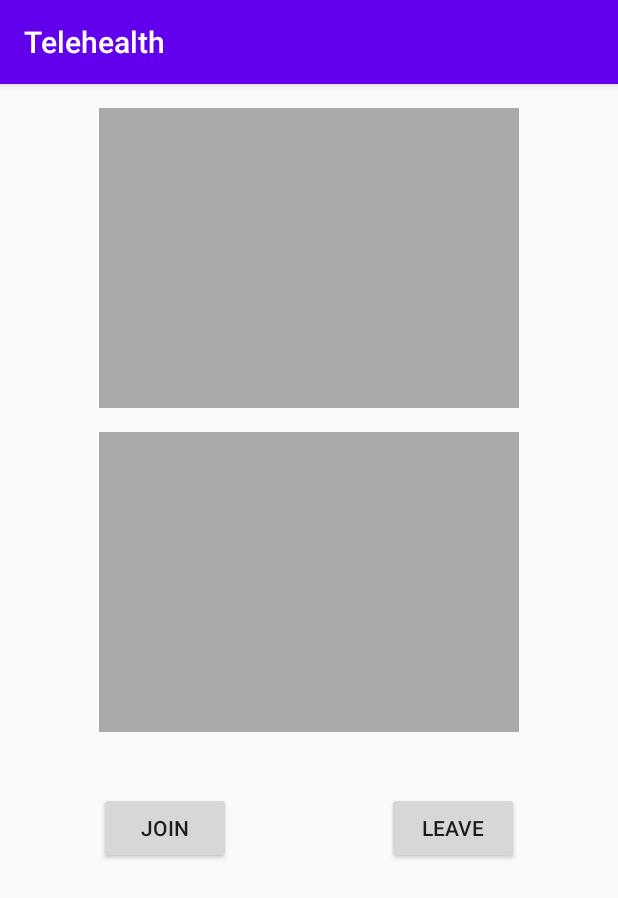
After one commit to ha-ung/telehealth, an Android app: the VideoCallActivity screen opened directly, with no data from a screen before it, on a phone screen of 412 x 824 dp. The commit adds this screen. Shown: the top 898 px of the screen. Run offline under Robolectric (Android 15) with nearby library versions, the phone set to English and light mode, and no system bars; libraries missing offline, so code that uses them is left out: io.agora.rtc2; 6 statements that could not run were skipped.

Commit message:
Added video call (real time)

```diff
--- a/app/build.gradle
+++ b/app/build.gradle
@@ -37,6 +37,7 @@ android {
 dependencies {
 
     implementation 'androidx.appcompat:appcompat:1.5.1'
+    implementation 'io.agora.rtc:full-sdk:4.0.1'
     implementation 'androidx.constraintlayout:constraintlayout:2.1.4'
     implementation 'com.google.android.material:material:1.7.0'
     implementation 'androidx.navigation:navigation-fragment:2.6.0-alpha02'
--- a/app/src/main/java/com/example/mobileproject/ChatboxDetailActivity.java
+++ b/app/src/main/java/com/example/mobileproject/ChatboxDetailActivity.java
@@ -62,7 +62,6 @@ public class ChatboxDetailActivity extends AppCompatActivity {
         recyclerView.scrollToPosition(messagesList.size() - 1);
         recyclerView.setAdapter(adapter);
         recyclerView.setLayoutManager(new LinearLayoutManager(this));
-
     }
 
     public void sendMessage(View view) {
--- a/app/src/main/java/com/example/mobileproject/PatientMessageFragment.java
+++ b/app/src/main/java/com/example/mobileproject/PatientMessageFragment.java
@@ -2,6 +2,7 @@ package com.example.mobileproject;
 
 import android.content.Context;
 import android.content.Intent;
+import android.net.Uri;
 import android.os.Bundle;
 
 import androidx.fragment.app.Fragment;
@@ -12,6 +13,7 @@ import android.util.Log;
 import android.view.LayoutInflater;
 import android.view.Menu;
 import android.view.MenuInflater;
+import android.view.MenuItem;
 import android.view.View;
 import android.view.ViewGroup;
 import android.view.inputmethod.InputMethodManager;
@@ -63,7 +65,6 @@ public class PatientMessageFragment extends Fragment implements View.OnClickList
     public void onViewCreated(View view, Bundle savedInstanceState) {
         TelehealthDatabase appDatabase = TelehealthDatabase.getDbInstance(getActivity());
         MessageDao messageDao = appDatabase.messageDao();
-
         UserDao userDao = appDatabase.userDao();
 
         Intent caseIdIntent = getActivity().getIntent();
--- /dev/null
+++ b/app/src/main/java/com/example/mobileproject/VideoCallActivity.java
@@ -0,0 +1,147 @@
+package com.example.mobileproject;
+
+import androidx.appcompat.app.AppCompatActivity;
+import androidx.core.app.ActivityCompat;
+import androidx.core.content.ContextCompat;
+
+import android.Manifest;
+import android.content.Intent;
+import android.content.pm.PackageManager;
+import android.os.Bundle;
+import android.util.Log;
+import android.view.SurfaceView;
+import android.view.View;
+import android.widget.FrameLayout;
+import android.widget.Toast;
+
+import io.agora.rtc2.ChannelMediaOptions;
+import io.agora.rtc2.Constants;
+import io.agora.rtc2.IAgoraEventHandler;
+import io.agora.rtc2.IRtcEngineEventHandler;
+import io.agora.rtc2.RtcEngine;
+import io.agora.rtc2.RtcEngineConfig;
+import io.agora.rtc2.video.VideoCanvas;
+
+public class VideoCallActivity extends AppCompatActivity {
+
+    private static final int PERMISSION_REQ_ID = 22;
+    private static final String[] REQUESTED_PERMISSIONS = {
+            Manifest.permission.RECORD_AUDIO,
+            Manifest.permission.CAMERA
+    };
+
+    private final String appId = "df34c4c8d249499e857523f59d85dbe6";
+    private String channelName = "Health Checkup";
+    private String token = "007eJxTYLD6ZrpGzumLSH+idxRHvGXJDKVjzte9F3FN6Kw+GTiD97cCQ0qasUmySbJFipGJpYmlZaqFqbmpkXGaqWWKhWlKUqqZ38Ka5IZARoYbb6YyMTJAIIjPx+CRmphTkqHgnJGanF1awMAAABMvIg8=";
+    private int uid = 0;
+    private boolean isJoined = false;
+
+    private RtcEngine agoraEngine;
+    private SurfaceView localSurfaceView;
+    private SurfaceView remoteSurfaceView;
+
+    private boolean checkSelfPermission() {
+        if (ContextCompat.checkSelfPermission(this, REQUESTED_PERMISSIONS[0]) !=  PackageManager.PERMISSION_GRANTED ||
+                ContextCompat.checkSelfPermission(this, REQUESTED_PERMISSIONS[1]) !=  PackageManager.PERMISSION_GRANTED) {
+            return false;
+        }
+        return true;
+    }
+
+    private void showMessage(String message) {
+        runOnUiThread(() -> Toast.makeText(getApplicationContext(), message, Toast.LENGTH_SHORT).show());
+    }
+
+    private void setupVideoSDKEngine() {
+        try {
+            RtcEngineConfig config = new RtcEngineConfig();
+            config.mContext = getBaseContext();
+            config.mAppId = appId;
+
+            config.mEventHandler = mRtcEventHandler;
+            agoraEngine = RtcEngine.create(config);
+            agoraEngine.enableVideo();
+        } catch (Exception e) {
+            showMessage(e.toString());
+        }
+    }
+
+    private void setupRemoteVideo(int uid) {
+        FrameLayout container = findViewById(R.id.remote_video_call);
+        remoteSurfaceView = new SurfaceView(getBaseContext());
+        remoteSurfaceView.setZOrderMediaOverlay(true);
+        container.addView(remoteSurfaceView);
+        agoraEngine.setupRemoteVideo(new VideoCanvas(remoteSurfaceView, VideoCanvas.RENDER_MODE_FIT, uid));
+        remoteSurfaceView.setVisibility(View.VISIBLE);
+    }
+
+    private void setupLocalVideo() {
+        FrameLayout container = findViewById(R.id.local_video_call);
+        localSurfaceView = new SurfaceView(getBaseContext());
+        container.addView(localSurfaceView);
+        agoraEngine.setupLocalVideo(new VideoCanvas(localSurfaceView, VideoCanvas.RENDER_MODE_HIDDEN, 0));
+    }
+
+    public void joinChannel(View view) {
+        Log.d("channel name", channelName);
+        if (checkSelfPermission()) {
+            ChannelMediaOptions options = new ChannelMediaOptions();
+
+            options.channelProfile = Constants.CHANNEL_PROFILE_COMMUNICATION;
+            options.clientRoleType = Constants.CLIENT_ROLE_BROADCASTER;
+
+            setupLocalVideo();
+            localSurfaceView.setVisibility(View.VISIBLE);
+
+            agoraEngine.startPreview();
+
+            agoraEngine.joinChannel(token, channelName, uid, options);
+        } else {
+            Toast.makeText(getApplicationContext(), "Permissions was not granted", Toast.LENGTH_SHORT).show();
+        }
+    }
+
+    public void leaveChannel(View view) {
+        if (!isJoined) {
+            showMessage("Join a channel first");
+        } else {
+            agoraEngine.leaveChannel();
+            showMessage("You left the channel");
+            if (remoteSurfaceView != null) remoteSurfaceView.setVisibility(View.GONE);
+            if (localSurfaceView != null) localSurfaceView.setVisibility(View.GONE);
+            isJoined = false;
+        }
+    }
+
+    private final IRtcEngineEventHandler mRtcEventHandler = new IRtcEngineEventHandler() {
+        @Override
+
+        public void onUserJoined(int uid, int elapsed) {
+            showMessage("Remote user joined " + uid);
+            runOnUiThread(() -> setupRemoteVideo(uid));
+        }
+
+        @Override
+        public void onJoinChannelSuccess(String channel, int uid, int elapsed) {
+            isJoined = true;
+            showMessage("Joined Channel " + channel);
+        }
+
+        @Override
+        public void onUserOffline(int uid, int reason) {
+            showMessage("Remote user offline " + uid + " " + reason);
+            runOnUiThread(() -> remoteSurfaceView.setVisibility(View.GONE));
+        }
+    };
+
+    @Override
+    protected void onCreate(Bundle savedInstanceState) {
+        super.onCreate(savedInstanceState);
+        setContentView(R.layout.activity_video_call);
+
+        if (!checkSelfPermission()) {
+            ActivityCompat.requestPermissions(this, REQUESTED_PERMISSIONS, PERMISSION_REQ_ID);
+        }
+        setupVideoSDKEngine();
+    }
+}
--- a/app/src/main/java/com/example/mobileproject/db/CasesDao.java
+++ b/app/src/main/java/com/example/mobileproject/db/CasesDao.java
@@ -25,4 +25,7 @@ public interface CasesDao {
 
     @Query("SELECT doctor_id FROM Cases WHERE case_id = :id")
     public Integer getDoctorIdById(Integer id);
+
+    @Query("SELECT phone_number FROM User WHERE user_id IN (SELECT user_id FROM Doctor WHERE doctor_id IN (SELECT doctor_id FROM Cases WHERE case_id = :id))")
+    public String getDoctorPhoneNumberByCaseId(Integer id);
 }
--- /dev/null
+++ b/app/src/main/res/layout/activity_video_call.xml
@@ -0,0 +1,49 @@
+<?xml version="1.0" encoding="utf-8"?>
+<ScrollView xmlns:android="http://schemas.android.com/apk/res/android"
+    xmlns:tools="http://schemas.android.com/tools"
+    android:layout_width="match_parent"
+    android:layout_height="match_parent"
+    android:padding="16dp"
+    tools:context=".MainActivity">
+
+    <RelativeLayout
+        android:layout_width="match_parent"
+        android:layout_height="wrap_content">
+
+        <FrameLayout
+            android:id="@+id/local_video_call"
+            android:layout_width="280dp"
+            android:layout_height="200dp"
+            android:layout_centerHorizontal="true"
+            android:background="@android:color/darker_gray" />
+
+        <FrameLayout
+            android:id="@+id/remote_video_call"
+            android:layout_width="280dp"
+            android:layout_height="200dp"
+            android:layout_below="@+id/local_video_call"
+            android:layout_centerHorizontal="true"
+            android:layout_marginTop="16dp"
+            android:background="@android:color/darker_gray" />
+
+        <Button
+            android:id="@+id/join_button"
+            android:layout_width="wrap_content"
+            android:layout_height="wrap_content"
+            android:layout_below="@+id/remote_video_call"
+            android:layout_alignStart="@id/remote_video_call"
+            android:layout_marginTop="40dp"
+            android:onClick="joinChannel"
+            android:text="Join" />
+
+        <Button
+            android:id="@+id/leave_button"
+            android:layout_width="wrap_content"
+            android:layout_height="wrap_content"
+            android:layout_below="@+id/remote_video_call"
+            android:layout_alignEnd="@id/remote_video_call"
+            android:layout_marginTop="40dp"
+            android:onClick="leaveChannel"
+            android:text="Leave" />
+    </RelativeLayout>
+</ScrollView>
```
Also changed, not shown: app/src/main/AndroidManifest.xml (+11 -1 lines), app/src/main/java/com/example/mobileproject/DoctorHomeActivity.java (+25 -19 lines), app/src/main/java/com/example/mobileproject/PatientHomeActivity.java (+18 -2 lines), app/src/main/res/layout/activity_chatbox_detail.xml (+10 -17 lines), app/src/main/res/layout/fragment_patient_message.xml (+4 -5 lines), build.gradle (+7 -2 lines).
